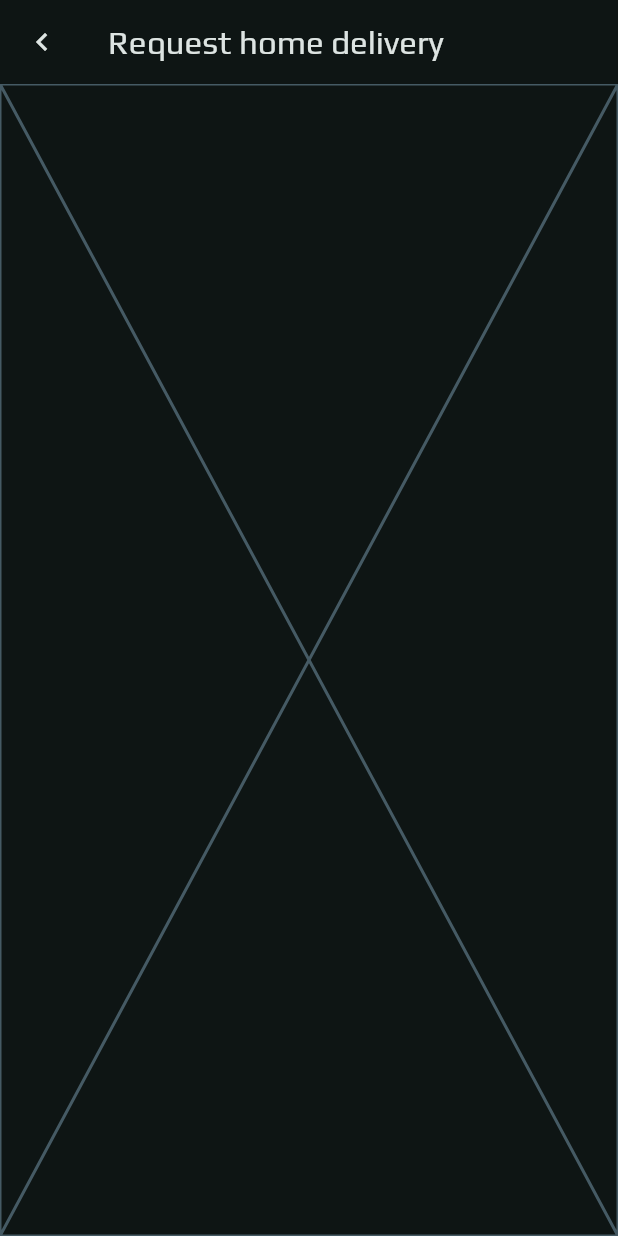
After one commit to palladiumkenya/nishauri_new, a Flutter app: the DrugOrderFormScreen screen opened by its route, on a phone screen of 412 x 824 dp. The commit adds this screen. Run offline on Flutter 3.47's test engine with Material 3 defaults, Android fonts, the phone set to English and light mode, and no system bars; our stand-ins replace carousel_slider, dots_indicator, fl_chart, flutter_form_builder, flutter_hooks, flutter_riverpod and 11 more; missing offline and left inert: dart:ffi, flutter_web_auth_2; accounts and stored records are empty; network calls fail.

Commit message:
Added home delivery form , linked bt unimplemented

```diff
--- a/lib/src/features/hiv/presentation/pages/appointments/ARTAppointmentDetail.dart
+++ b/lib/src/features/hiv/presentation/pages/appointments/ARTAppointmentDetail.dart
@@ -75,7 +75,7 @@ class ARTAppointmentDetailScreen extends StatelessWidget {
           Padding(
             padding: const EdgeInsets.all(Constants.SPACING),
             child: Button(
-              onPress: () {},
+              onPress: () {context.goNamed(RouteNames.HIV_ART_DELIVERY_REQUEST_FORM, extra: artAppointment);},
               title: "Request Home delivery",
             ),
           )
--- /dev/null
+++ b/lib/src/features/hiv/presentation/pages/orders/DrugOrderFormScreen.dart
@@ -0,0 +1,25 @@
+import 'package:flutter/material.dart';
+import 'package:go_router/go_router.dart';
+import 'package:nishauri/src/features/hiv/data/models/appointment/art_appointment.dart';
+import 'package:nishauri/src/features/hiv/data/models/event/art_event.dart';
+
+class DrugOrderFormScreen extends StatelessWidget {
+  final ARTAppointment? artAppointment;
+  final ARTEvent? artEvent;
+
+  const DrugOrderFormScreen({super.key, this.artAppointment, this.artEvent});
+
+  @override
+  Widget build(BuildContext context) {
+    return Scaffold(
+      appBar: AppBar(
+        leading: IconButton(
+          onPressed: () => context.pop(),
+          icon: const Icon(Icons.chevron_left),
+        ),
+        title: const Text("Request home delivery"),
+      ),
+      body: const Placeholder(),
+    );
+  }
+}
--- a/lib/src/utils/routes.dart
+++ b/lib/src/utils/routes.dart
@@ -28,6 +28,7 @@ class RouteNames {
   static const HIV_ART_EVENT_FORM = "hiv-art-event-form";
   static const HIV_ART_EVENT_DETAILS = "hiv-art-event-details";
   static const HIV_ART_APPOINTMENT_DETAILS = "hiv-art-appointment-details";
+  static const HIV_ART_DELIVERY_REQUEST_FORM = "hiv-art-delivery-request-form";
   static const FACILITY_VISITS = "facility-visits";
   static const FACILITY_VISIT_DETAIL = "facility-visit-detail";
   static const VERIFY_PROGRAM_OTP = "verify-program-otp";
```
Also changed, not shown: lib/src/app/navigation/app_router.dart (+14 -1 lines).
